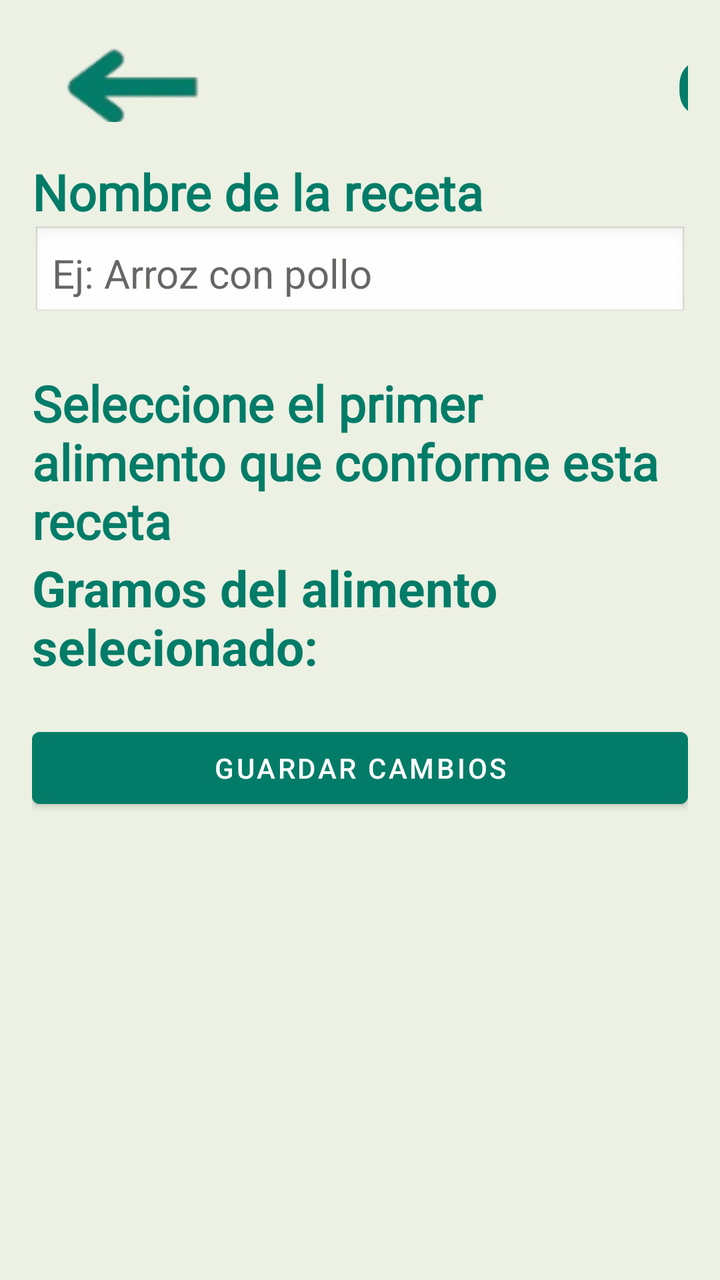
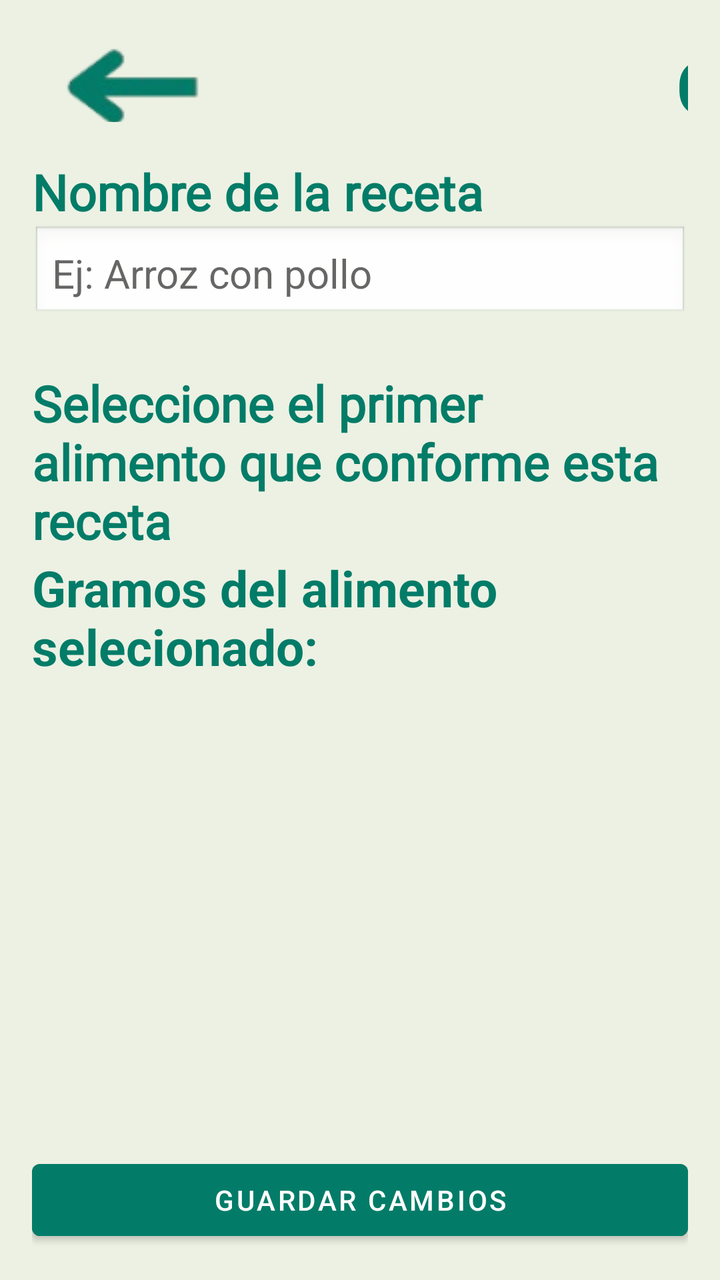

Compare the two renders of this Android layout. The source of the first and the diff that turns it into the second are given below.
<!-- AndroidManifest.xml: application theme Theme.DietaAlPlato -->
<!-- res/layout/activity_new_diet_dialog.xml -->
<?xml version="1.0" encoding="utf-8"?>
<LinearLayout xmlns:android="http://schemas.android.com/apk/res/android"
    xmlns:app="http://schemas.android.com/apk/res-auto"
    android:layout_width="match_parent"
    android:layout_height="wrap_content"
    android:orientation="vertical"
    android:background="#DDE9EFDF"
    android:padding="16dp">

    
    <LinearLayout
        android:layout_width="match_parent"
        android:layout_height="wrap_content"
        android:orientation="horizontal">

        <ImageButton
            android:id="@+id/bttReturn"
            android:layout_height="45dp"
            android:layout_width="100dp"
            android:backgroundTint="#00FFFFFF"
            app:srcCompat="@drawable/gobacksinfondo"
            android:layout_marginBottom="10dp"
            />

        <TextView
            android:id="@+id/titulo"
            android:layout_width="700dp"
            android:layout_height="match_parent"
            android:fontFamily="@font/lily_script_one"
            android:gravity="center"
            android:text="Crear una receta"
            android:textColor="#027C68"
            android:textSize="35sp"
            android:textStyle="bold" />

        <ImageButton
            android:layout_width="100dp"
            android:layout_height="45dp"
            android:backgroundTint="#00FFFFFF"
            android:onClick="onClickReturn"
            android:visibility="invisible"
            app:srcCompat="@drawable/gobacksinfondo" />

    </LinearLayout>

    <LinearLayout
        android:layout_width="match_parent"
        android:layout_height="wrap_content"
        android:orientation="vertical"
        android:gravity="center_vertical"
        android:layout_marginBottom="8dp">

        <TextView
            android:layout_width="match_parent"
            android:layout_height="wrap_content"
            android:gravity="left"
            android:fontFamily="@font/lily_script_one"
            android:text="Nombre de la receta"
            android:textSize="25sp"
            android:textStyle="bold"
            android:textColor="#027C68"
            android:layout_marginTop="8dp" />

        <EditText
            android:id="@+id/editTextNombre"
            android:hint="Ej: Arroz con pollo"
            android:inputType="text"
            android:layout_width="match_parent"
            android:layout_height="wrap_content"
            android:autofillHints=""
            android:background="@android:drawable/edit_text"
            android:padding="10dp"
            android:textSize="20sp"
            android:layout_marginBottom="16dp" />

        <TextView
            android:layout_width="match_parent"
            android:layout_height="wrap_content"
            android:gravity="left"
            android:fontFamily="@font/lily_script_one"
            android:text="Seleccione el primer alimento que conforme esta receta"
            android:textSize="25sp"
            android:textStyle="bold"
            android:textColor="#027C68"
            android:layout_marginTop="8dp" />

        <LinearLayout
            android:id="@+id/addLayout"
            android:layout_width="match_parent"
            android:layout_height="wrap_content"
            android:orientation="vertical"
            android:gravity="center_vertical"
            android:layout_weight="1"
            android:background="@drawable/bg_food_item"
            android:textSize="18sp"/>

        <LinearLayout
            android:layout_width="match_parent"
            android:layout_height="wrap_content"
            android:orientation="horizontal"
            android:gravity="center_vertical">

            <TextView
                android:layout_width="wrap_content"
                android:layout_height="wrap_content"
                android:text="Gramos del alimento selecionado: "
                android:textSize="25sp"

                android:textStyle="bold"
                android:textColor="#027C68" />

            <EditText
                android:id="@+id/grs"
                android:hint="grs"
                android:inputType="text"
                android:layout_width="100dp"
                android:layout_height="wrap_content"
                android:autofillHints=""
                android:background="@android:drawable/edit_text"
                android:textSize="16sp"
                />
        </LinearLayout>

    </LinearLayout>

    <Button
        android:id="@+id/buttonGuardar"
        android:layout_width="match_parent"
        android:layout_height="wrap_content"
        android:layout_marginTop="12dp"
        android:backgroundTint="#027C68"
        android:text="Guardar Cambios" />

</LinearLayout>
<!-- resources referenced by this layout -->
<resources>
  <!-- drawable bg_food_item (drawable) -->
  <?xml version="1.0" encoding="utf-8"?>
  <shape xmlns:android="http://schemas.android.com/apk/res/android">
      <solid android:color="#F2FFFFFF"/> 
      <corners android:radius="12dp"/>
      <stroke android:color="#CCCCCC" android:width="1dp"/>
  </shape>
  <!-- drawable gobacksinfondo: png bitmap (drawable, 8881 bytes) -->
  <style name="Theme.DietaAlPlato" parent="Theme.MaterialComponents.DayNight.DarkActionBar">
          
          <item name="colorPrimary">@color/purple_500</item>
          <item name="colorPrimaryVariant">@color/purple_700</item>
          <item name="colorOnPrimary">@color/white</item>
          
          <item name="colorSecondary">@color/teal_200</item>
          <item name="colorSecondaryVariant">@color/teal_700</item>
          <item name="colorOnSecondary">@color/black</item>
          
          <item name="android:statusBarColor">?attr/colorPrimaryVariant</item>
          
          <item name="windowActionBar">false</item>
          <item name="windowNoTitle">true</item>
  
      </style>
  <color name="purple_500">#FF6200EE</color>
  <color name="purple_700">#FF3700B3</color>
  <color name="white">#FFFFFFFF</color>
  <color name="teal_200">#FF03DAC5</color>
  <color name="teal_700">#FF018786</color>
  <color name="black">#FF000000</color>
</resources>

<!-- the commit's change to res/layout/activity_new_diet_dialog.xml (unified diff, before → after) -->
@@ -7,122 +7,131 @@
     android:background="#DDE9EFDF"
     android:padding="16dp">
 
-    
-    <LinearLayout
+    <ScrollView
         android:layout_width="match_parent"
-        android:layout_height="wrap_content"
-        android:orientation="horizontal">
-
-        <ImageButton
-            android:id="@+id/bttReturn"
-            android:layout_height="45dp"
-            android:layout_width="100dp"
-            android:backgroundTint="#00FFFFFF"
-            app:srcCompat="@drawable/gobacksinfondo"
-            android:layout_marginBottom="10dp"
-            />
-
-        <TextView
-            android:id="@+id/titulo"
-            android:layout_width="700dp"
-            android:layout_height="match_parent"
-            android:fontFamily="@font/lily_script_one"
-            android:gravity="center"
-            android:text="Crear una receta"
-            android:textColor="#027C68"
-            android:textSize="35sp"
-            android:textStyle="bold" />
-
-        <ImageButton
-            android:layout_width="100dp"
-            android:layout_height="45dp"
-            android:backgroundTint="#00FFFFFF"
-            android:onClick="onClickReturn"
-            android:visibility="invisible"
-            app:srcCompat="@drawable/gobacksinfondo" />
-
-    </LinearLayout>
-
-    <LinearLayout
-        android:layout_width="match_parent"
-        android:layout_height="wrap_content"
-        android:orientation="vertical"
-        android:gravity="center_vertical"
-        android:layout_marginBottom="8dp">
-
-        <TextView
-            android:layout_width="match_parent"
-            android:layout_height="wrap_content"
-            android:gravity="left"
-            android:fontFamily="@font/lily_script_one"
-            android:text="Nombre de la receta"
-            android:textSize="25sp"
-            android:textStyle="bold"
-            android:textColor="#027C68"
-            android:layout_marginTop="8dp" />
-
-        <EditText
-            android:id="@+id/editTextNombre"
-            android:hint="Ej: Arroz con pollo"
-            android:inputType="text"
-            android:layout_width="match_parent"
-            android:layout_height="wrap_content"
-            android:autofillHints=""
-            android:background="@android:drawable/edit_text"
-            android:padding="10dp"
-            android:textSize="20sp"
-            android:layout_marginBottom="16dp" />
-
-        <TextView
-            android:layout_width="match_parent"
-            android:layout_height="wrap_content"
-            android:gravity="left"
-            android:fontFamily="@font/lily_script_one"
-            android:text="Seleccione el primer alimento que conforme esta receta"
-            android:textSize="25sp"
-            android:textStyle="bold"
-            android:textColor="#027C68"
-            android:layout_marginTop="8dp" />
-
-        <LinearLayout
-            android:id="@+id/addLayout"
-            android:layout_width="match_parent"
-            android:layout_height="wrap_content"
-            android:orientation="vertical"
-            android:gravity="center_vertical"
-            android:layout_weight="1"
-            android:background="@drawable/bg_food_item"
-            android:textSize="18sp"/>
+        android:layout_height="0dp"
+        android:layout_weight="1">
 
         <LinearLayout
             android:layout_width="match_parent"
             android:layout_height="wrap_content"
-            android:orientation="horizontal"
-            android:gravity="center_vertical">
+            android:orientation="vertical">
 
-            <TextView
-                android:layout_width="wrap_content"
+            
+            <LinearLayout
+                android:layout_width="match_parent"
                 android:layout_height="wrap_content"
-                android:text="Gramos del alimento selecionado: "
-                android:textSize="25sp"
+                android:orientation="horizontal">
 
-                android:textStyle="bold"
-                android:textColor="#027C68" />
+                <ImageButton
+                    android:id="@+id/bttReturn"
+                    android:layout_height="45dp"
+                    android:layout_width="100dp"
+                    android:backgroundTint="#00FFFFFF"
+                    app:srcCompat="@drawable/gobacksinfondo"
+                    android:layout_marginBottom="10dp" />
 
-            <EditText
-                android:id="@+id/grs"
-                android:hint="grs"
-                android:inputType="text"
-                android:layout_width="100dp"
+                <TextView
+                    android:id="@+id/titulo"
+                    android:layout_width="700dp"
+                    android:layout_height="match_parent"
+                    android:fontFamily="@font/lily_script_one"
+                    android:gravity="center"
+                    android:text="Crear una receta"
+                    android:textColor="#027C68"
+                    android:textSize="35sp"
+                    android:textStyle="bold" />
+
+                <ImageButton
+                    android:layout_width="100dp"
+                    android:layout_height="45dp"
+                    android:backgroundTint="#00FFFFFF"
+                    android:onClick="onClickReturn"
+                    android:visibility="invisible"
+                    app:srcCompat="@drawable/gobacksinfondo" />
+
+            </LinearLayout>
+
+            <LinearLayout
+                android:layout_width="match_parent"
                 android:layout_height="wrap_content"
-                android:autofillHints=""
-                android:background="@android:drawable/edit_text"
-                android:textSize="16sp"
-                />
+                android:orientation="vertical"
+                android:gravity="center_vertical"
+                android:layout_marginBottom="8dp">
+
+                <TextView
+                    android:layout_width="match_parent"
+                    android:layout_height="wrap_content"
+                    android:gravity="left"
+                    android:fontFamily="@font/lily_script_one"
+                    android:text="Nombre de la receta"
+                    android:textSize="25sp"
+                    android:textStyle="bold"
+                    android:textColor="#027C68"
+                    android:layout_marginTop="8dp" />
+
+                <EditText
+                    android:id="@+id/editTextNombre"
+                    android:hint="Ej: Arroz con pollo"
+                    android:inputType="text"
+                    android:layout_width="match_parent"
+                    android:layout_height="wrap_content"
+                    android:autofillHints=""
+                    android:background="@android:drawable/edit_text"
+                    android:padding="10dp"
+                    android:textSize="20sp"
+                    android:layout_marginBottom="16dp" />
+
+                <TextView
+                    android:layout_width="match_parent"
+                    android:layout_height="wrap_content"
+                    android:gravity="left"
+                    android:fontFamily="@font/lily_script_one"
+                    android:text="Seleccione el primer alimento que conforme esta receta"
+                    android:textSize="25sp"
+                    android:textStyle="bold"
+                    android:textColor="#027C68"
+                    android:layout_marginTop="8dp" />
+
+                <LinearLayout
+                    android:id="@+id/addLayout"
+                    android:layout_width="match_parent"
+                    android:layout_height="wrap_content"
+                    android:orientation="vertical"
+                    android:gravity="center_vertical"
+                    android:layout_weight="1"
+                    android:background="@drawable/bg_food_item"
+                    android:textSize="18sp" />
+
+                <LinearLayout
+                    android:layout_width="match_parent"
+                    android:layout_height="wrap_content"
+                    android:orientation="horizontal"
+                    android:gravity="center_vertical">
+
+                    <TextView
+                        android:layout_width="wrap_content"
+                        android:layout_height="wrap_content"
+                        android:text="Gramos del alimento selecionado: "
+                        android:textSize="25sp"
+                        android:textStyle="bold"
+                        android:textColor="#027C68" />
+
+                    <EditText
+                        android:id="@+id/grs"
+                        android:hint="grs"
+                        android:inputType="text"
+                        android:layout_width="100dp"
+                        android:layout_height="wrap_content"
+                        android:autofillHints=""
+                        android:background="@android:drawable/edit_text"
+                        android:textSize="16sp" />
+                </LinearLayout>
+            </LinearLayout>
         </LinearLayout>
+    </ScrollView>
 
-    </LinearLayout>
-
+    
     <Button
         android:id="@+id/buttonGuardar"
         android:layout_width="match_parent"
